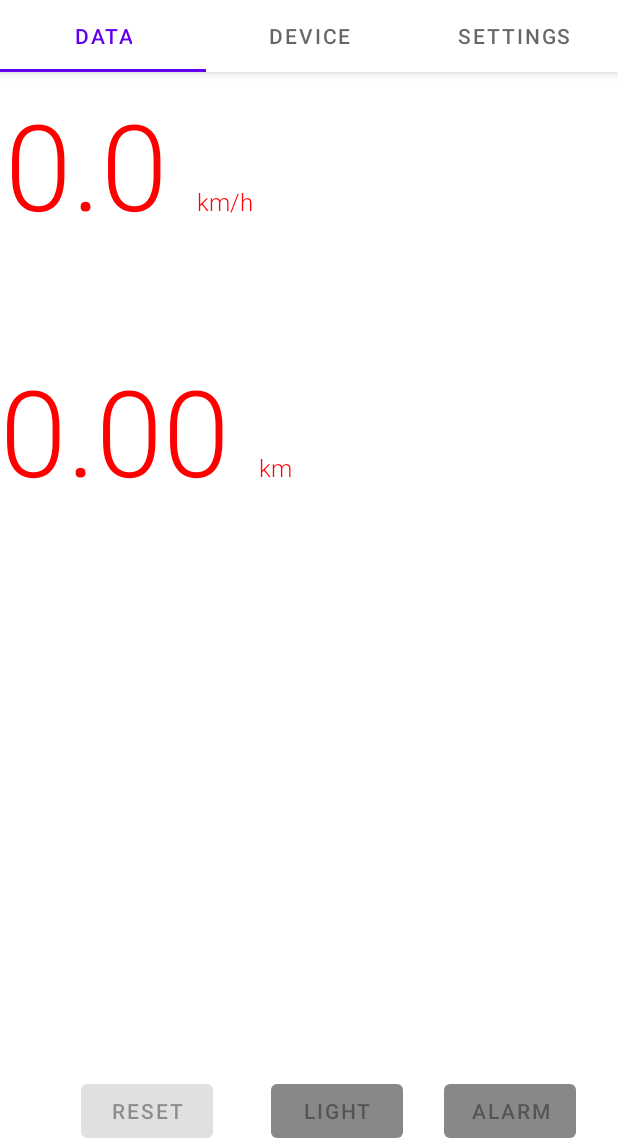
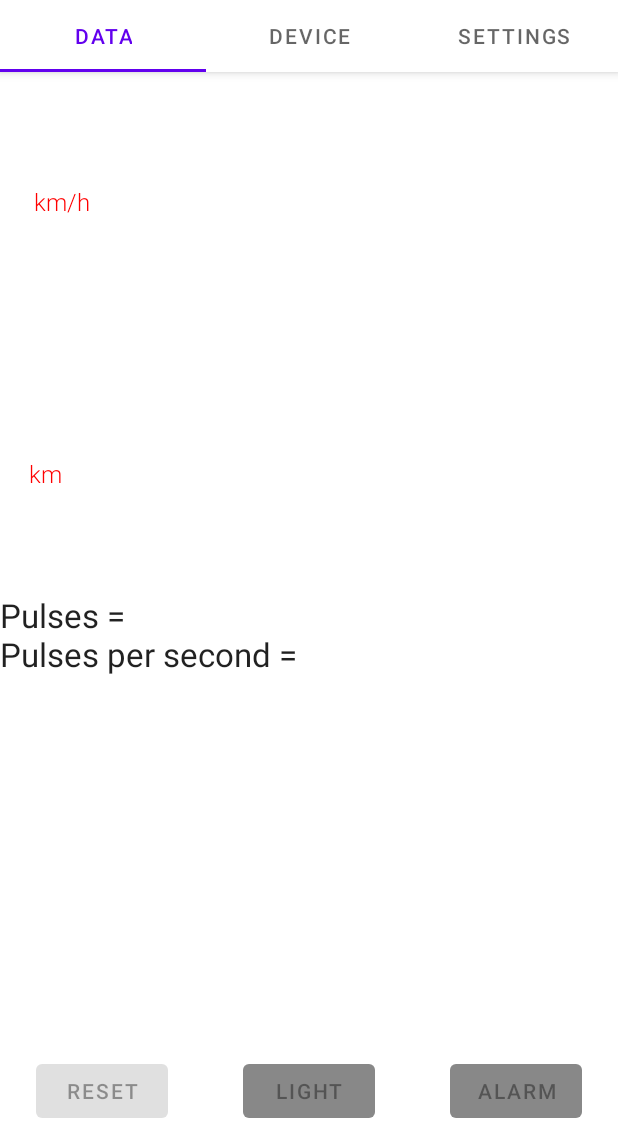
Before and after one commit to SigiMcArcel/CipedTronic, an Android app: the screen it shows after launch (MainActivity), on a phone screen of 412 x 824 dp, the part 89-1236 px from its top. Run offline under Robolectric (Android 15) with nearby library versions, the phone set to English and light mode, and no system bars.

Commit message:
Cipedtronic with esp32

```diff
--- a/CipedTronicApp/app/src/main/java/CipedTronic/products/cipedtronicapp/mcu/mcu/CipedtronicData.java
+++ b/CipedTronicApp/app/src/main/java/CipedTronic/products/cipedtronicapp/mcu/mcu/CipedtronicData.java
@@ -1,16 +1,18 @@
 package CipedTronic.products.cipedtronicapp.mcu.mcu;
 
 public class CipedtronicData {
-    public String Velocity;
-    public String MaxVelocity;
-    public String AvgVelocity;
-    public String Distance;
-    public String Pulses;
-    public String PulsesPerSecond;
-    public boolean StateRunning;
-    public boolean StateError;
-    public boolean StateLowBat;
-    public boolean StateMove;
-    public boolean StateLight;
-    public boolean StateAlarm;
+    public String Velocity = "";
+    public String MaxVelocity = "";
+    public String AvgVelocity = "";
+    public String Distance = "";
+    public String Pulses = "";
+    public String PulsesPerSecond = "";
+    public String BatteryVoltage = "";
+    public boolean StateRunning = false;
+    public boolean StateError = false;
+    public boolean StateLowBat = false;
+    public boolean StateMove = false;
+    public boolean StateLight = false;
+    public boolean StateAlarm = false;
+    public boolean StateAlarmActive = false;
 }
--- a/CipedTronicApp/app/src/main/java/CipedTronic/products/cipedtronicapp/ui/main/DataFragment.java
+++ b/CipedTronicApp/app/src/main/java/CipedTronic/products/cipedtronicapp/ui/main/DataFragment.java
@@ -36,6 +36,7 @@ public class DataFragment extends Fragment {
 
     private TextView textViewvelocity;
     private TextView textViewDistance;
+    private TextView textViewStates;
     private PageViewModel _VModel;
 
     private boolean _Light = false;
@@ -52,7 +53,7 @@ public class DataFragment extends Fragment {
     }
 
     private void setButtonState(CipedtronicData data) {
-        if(data.StateAlarm)
+        if(data.StateAlarmActive)
         {
             _Alarm = true;
             binding.buttonAlarm.setBackgroundColor(Color.GREEN);
@@ -74,19 +75,47 @@ public class DataFragment extends Fragment {
         }
     }
 
-    private void setTextViewContent(String velocity,String maxVelocity,String distance)
+    private void setTextViewContent(CipedtronicData data)
     {
-        String h = velocity + " km/h";
+        String States = "";
+        String h = data.Velocity + " km/h";
         SpannableString ss1=  new SpannableString(h);
         textViewvelocity.setTextSize(80);
         textViewDistance.setTextSize(80);
 
         ss1.setSpan(new RelativeSizeSpan(0.2f), h.length() - 4, h.length() , 0); // set size
         textViewvelocity.setText(ss1);
-        h = distance + " km";
+        h = data.Distance + " km";
         ss1=  new SpannableString(h);
         ss1.setSpan(new RelativeSizeSpan(0.2f), h.length() - 2, h.length() , 0); // set size
         textViewDistance.setText(ss1);
+
+        States += "Pulses = " + data.Pulses + "\r\nPulses per second = " + data.PulsesPerSecond + "\r\n";
+        if(data.StateLight)
+        {
+            States += "Light On\r\n";
+        }
+        if(data.StateError)
+        {
+            States += "Error\r\n";
+        }
+        if(data.StateLowBat)
+        {
+            States += "Low Battery\r\n";
+        }
+        if(data.StateMove)
+        {
+            States += "Move\r\n";
+        }
+        if(data.StateRunning)
+        {
+            States += "Running\r\n";
+        }
+        if(data.StateAlarm)
+        {
+            States += "Alarm Active\r\n";
+        }
+        textViewStates.setText(States);
     }
 
     private void setDisconnect(boolean connected)
@@ -132,8 +161,9 @@ public class DataFragment extends Fragment {
 
         textViewvelocity =  binding.textViewVelocity;
         textViewDistance = binding.textViewDistance;
+        textViewStates = binding.textViewInfo;
 
-        setTextViewContent("0.00","0.00","0.00");
+        setTextViewContent(new CipedtronicData());
         setDisconnect(false);
         binding.buttonReset.setOnClickListener(new View.OnClickListener() {
             @Override
@@ -158,7 +188,7 @@ public class DataFragment extends Fragment {
         _VModel.getData().observe(getViewLifecycleOwner(), new Observer<CipedtronicData>() {
             @Override
             public void onChanged(@Nullable CipedtronicData data) {
-                setTextViewContent(data.Velocity, data.MaxVelocity, data.Distance);
+                setTextViewContent(data);
                 setButtonState(data);
             }
         });
--- a/CipedTronicApp/app/src/main/java/CipedTronic/products/cipedtronicapp/ui/main/PageViewModel.java
+++ b/CipedTronicApp/app/src/main/java/CipedTronic/products/cipedtronicapp/ui/main/PageViewModel.java
@@ -71,15 +71,16 @@ public class PageViewModel extends AndroidViewModel {
         @Override
         public void OnTick() {
             if(_CipedTronicMCU != null ) {
-                CipedtronicData cipedTronicData = new CipedtronicData();
+                CipedtronicData cipedTronicData = _CipedTronicMCU.getData();
                 String state = _CipedTronicMCU.getDeviceState();
-                cipedTronicData.Distance = _CipedTronicMCU.getDistance();
+               /* cipedTronicData.Distance = _CipedTronicMCU.getDistance();
                 cipedTronicData.MaxVelocity = _CipedTronicMCU.getMaxVelocity();
                 cipedTronicData.Pulses = _CipedTronicMCU.getPulses();
                 cipedTronicData.PulsesPerSecond = _CipedTronicMCU.getPulsesPerSecond();
                 cipedTronicData.Velocity = _CipedTronicMCU.getVelocity();
                 cipedTronicData.StateLight = _CipedTronicMCU.getLight();
-                cipedTronicData.StateAlarm = _CipedTronicMCU.getAlarm();
+                cipedTronicData.StateAlarm = _CipedTronicMCU.getAlarm();*/
+
                 _CipedData.postValue(cipedTronicData);
                 _StateString.postValue(state);
             }
--- a/CipedTronicApp/app/src/main/res/layout/fragment_data.xml
+++ b/CipedTronicApp/app/src/main/res/layout/fragment_data.xml
@@ -14,13 +14,22 @@
             android:id="@+id/textViewDistance"
             android:layout_width="412dp"
             android:layout_height="158dp"
-            android:layout_marginTop="4dp"
+            android:layout_marginTop="8dp"
             android:text="0.00"
             android:textAppearance="@style/TextAppearance.AppCompat.Display4"
             app:layout_constraintEnd_toEndOf="parent"
             app:layout_constraintHorizontal_bias="0.0"
             app:layout_constraintStart_toStartOf="parent"
             app:layout_constraintTop_toBottomOf="@+id/textViewVelocity" />
+
+        <TextView
+            android:id="@+id/textViewInfo"
+            android:layout_width="412dp"
+            android:layout_height="158dp"
+            android:textAppearance="@style/TextAppearance.AppCompat.Large"
+            app:layout_constraintEnd_toEndOf="parent"
+            app:layout_constraintStart_toStartOf="parent"
+            app:layout_constraintTop_toBottomOf="@+id/textViewDistance" />
 
         <TextView
             android:id="@+id/textViewVelocity"
@@ -38,31 +47,33 @@
             android:id="@+id/buttonReset"
             android:layout_width="wrap_content"
             android:layout_height="wrap_content"
+            android:layout_marginStart="24dp"
+            android:layout_marginTop="150dp"
             android:text="Reset"
-            app:layout_constraintBottom_toBottomOf="parent"
-            app:layout_constraintEnd_toEndOf="parent"
-            app:layout_constraintHorizontal_bias="0.167"
-            app:layout_constraintStart_toStartOf="parent" />
+            app:layout_constraintStart_toStartOf="parent"
+            app:layout_constraintTop_toBottomOf="@+id/textViewInfo" />
 
         <Button
             android:id="@+id/buttonLight"
             android:layout_width="wrap_content"
             android:layout_height="wrap_content"
+            android:layout_marginStart="24dp"
+            android:layout_marginTop="150dp"
+            android:layout_marginEnd="24dp"
             android:text="Light"
-            app:layout_constraintBottom_toBottomOf="parent"
-            app:layout_constraintEnd_toEndOf="parent"
-            app:layout_constraintHorizontal_bias="0.557"
-            app:layout_constraintStart_toStartOf="parent" />
+            app:layout_constraintEnd_toStartOf="@+id/buttonAlarm"
+            app:layout_constraintStart_toEndOf="@+id/buttonReset"
+            app:layout_constraintTop_toBottomOf="@+id/textViewInfo" />
 
         <Button
             android:id="@+id/buttonAlarm"
             android:layout_width="wrap_content"
             android:layout_height="wrap_content"
+            android:layout_marginTop="150dp"
+            android:layout_marginEnd="24dp"
             android:text="Alarm"
-            app:layout_constraintBottom_toBottomOf="parent"
             app:layout_constraintEnd_toEndOf="parent"
-            app:layout_constraintHorizontal_bias="0.913"
-            app:layout_constraintStart_toStartOf="parent" />
+            app:layout_constraintTop_toBottomOf="@+id/textViewInfo" />
 
     </androidx.constraintlayout.widget.ConstraintLayout>
 </FrameLayout>
```
Also changed, not shown: CipedTronicApp/app/src/main/java/CipedTronic/products/cipedtronicapp/mcu/mcu/CipedTronicMCU.java (+35 -3 lines), 8 other files.
